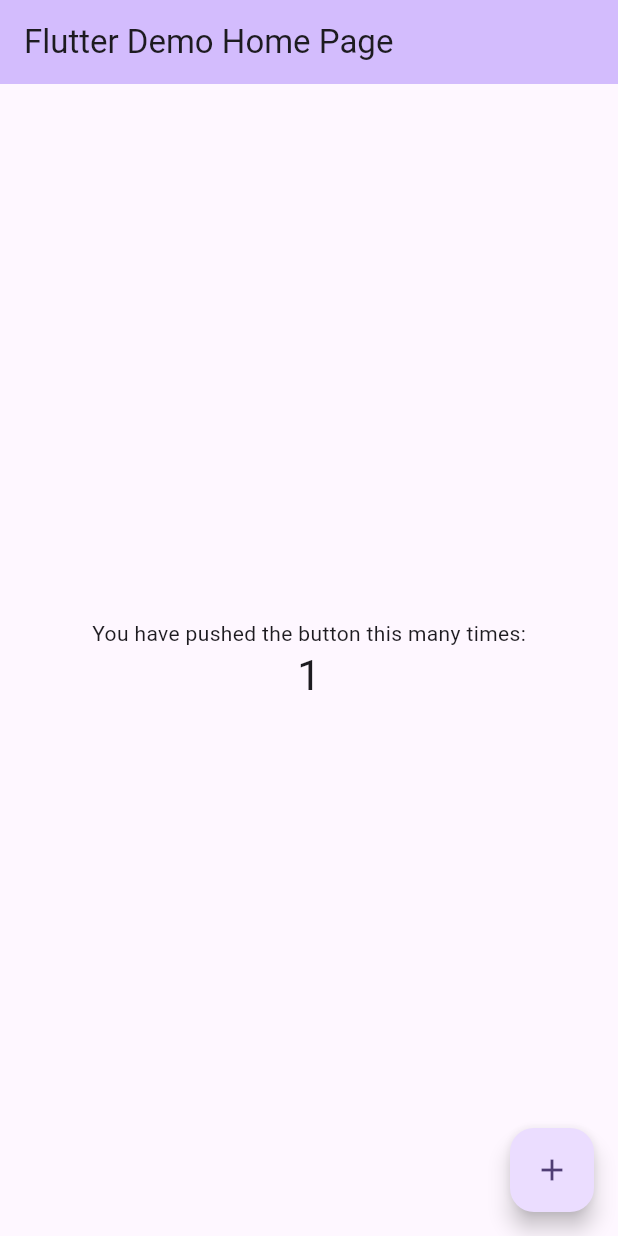
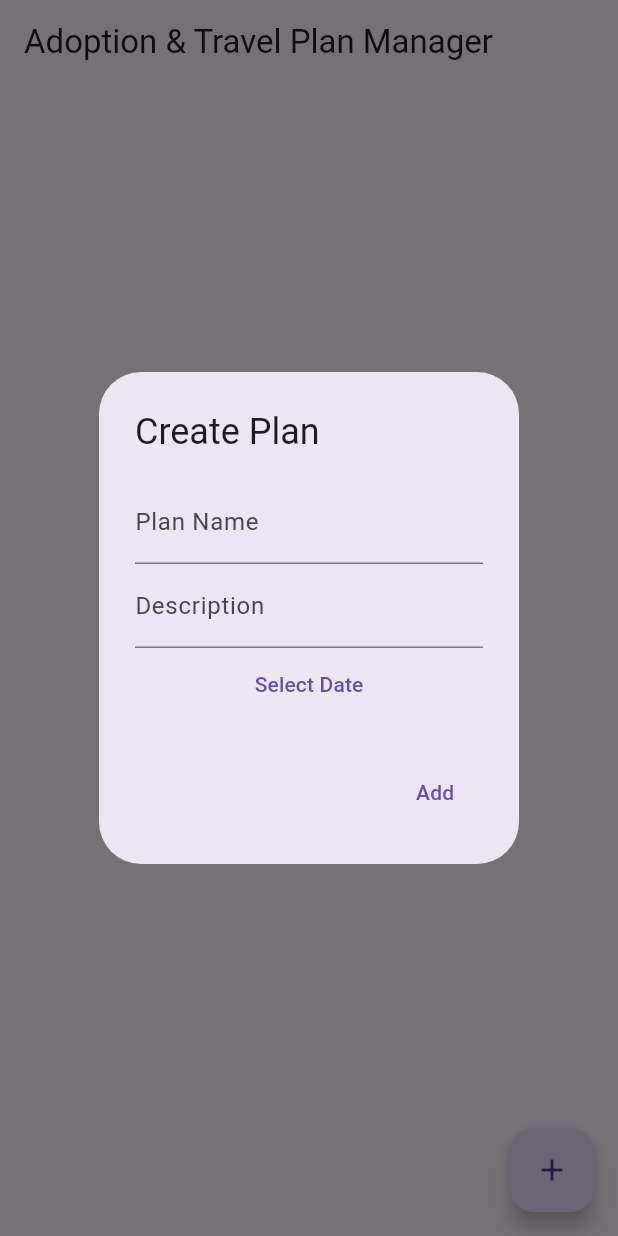
Before and after one commit to tle2209/adoption_travel_manager, a Flutter app: the screen it shows after launch, after a tap on the "add" icon, on a phone screen of 412 x 824 dp. Run offline on Flutter 3.47's test engine with Material 3 defaults, Android fonts, the light colour scheme and no system bars; our stand-ins replace flutter_slidable.

Commit message:
Added Plan model with UUID

```diff
--- a/lib/main.dart
+++ b/lib/main.dart
@@ -1,125 +1,17 @@
 import 'package:flutter/material.dart';
+import 'screens/plan_manager_screen.dart';
 
 void main() {
-  runApp(const MyApp());
+  runApp(MyApp());
 }
 
 class MyApp extends StatelessWidget {
-  const MyApp({super.key});
-
-  // This widget is the root of your application.
   @override
   Widget build(BuildContext context) {
     return MaterialApp(
-      title: 'Flutter Demo',
-      theme: ThemeData(
-        // This is the theme of your application.
-        //
-        // TRY THIS: Try running your application with "flutter run". You'll see
-        // the application has a purple toolbar. Then, without quitting the app,
-        // try changing the seedColor in the colorScheme below to Colors.green
-        // and then invoke "hot reload" (save your changes or press the "hot
-        // reload" button in a Flutter-supported IDE, or press "r" if you used
-        // the command line to start the app).
-        //
-        // Notice that the counter didn't reset back to zero; the application
-        // state is not lost during the reload. To reset the state, use hot
-        // restart instead.
-        //
-        // This works for code too, not just values: Most code changes can be
-        // tested with just a hot reload.
-        colorScheme: ColorScheme.fromSeed(seedColor: Colors.deepPurple),
-        useMaterial3: true,
-      ),
-      home: const MyHomePage(title: 'Flutter Demo Home Page'),
+      title: 'Adoption & Travel Plan Manager',
+      theme: ThemeData(primarySwatch: Colors.blue),
+      home: PlanManagerScreen(),
     );
   }
 }
-
-class MyHomePage extends StatefulWidget {
-  const MyHomePage({super.key, required this.title});
-
-  // This widget is the home page of your application. It is stateful, meaning
-  // that it has a State object (defined below) that contains fields that affect
-  // how it looks.
-
-  // This class is the configuration for the state. It holds the values (in this
-  // case the title) provided by the parent (in this case the App widget) and
-  // used by the build method of the State. Fields in a Widget subclass are
-  // always marked "final".
-
-  final String title;
-
-  @override
-  State<MyHomePage> createState() => _MyHomePageState();
-}
-
-class _MyHomePageState extends State<MyHomePage> {
-  int _counter = 0;
-
-  void _incrementCounter() {
-    setState(() {
-      // This call to setState tells the Flutter framework that something has
-      // changed in this State, which causes it to rerun the build method below
-      // so that the display can reflect the updated values. If we changed
-      // _counter without calling setState(), then the build method would not be
-      // called again, and so nothing would appear to happen.
-      _counter++;
-    });
-  }
-
-  @override
-  Widget build(BuildContext context) {
-    // This method is rerun every time setState is called, for instance as done
-    // by the _incrementCounter method above.
-    //
-    // The Flutter framework has been optimized to make rerunning build methods
-    // fast, so that you can just rebuild anything that needs updating rather
-    // than having to individually change instances of widgets.
-    return Scaffold(
-      appBar: AppBar(
-        // TRY THIS: Try changing the color here to a specific color (to
-        // Colors.amber, perhaps?) and trigger a hot reload to see the AppBar
-        // change color while the other colors stay the same.
-        backgroundColor: Theme.of(context).colorScheme.inversePrimary,
-        // Here we take the value from the MyHomePage object that was created by
-        // the App.build method, and use it to set our appbar title.
-        title: Text(widget.title),
-      ),
-      body: Center(
-        // Center is a layout widget. It takes a single child and positions it
-        // in the middle of the parent.
-        child: Column(
-          // Column is also a layout widget. It takes a list of children and
-          // arranges them vertically. By default, it sizes itself to fit its
-          // children horizontally, and tries to be as tall as its parent.
-          //
-          // Column has various properties to control how it sizes itself and
-          // how it positions its children. Here we use mainAxisAlignment to
-          // center the children vertically; the main axis here is the vertical
-          // axis because Columns are vertical (the cross axis would be
-          // horizontal).
-          //
-          // TRY THIS: Invoke "debug painting" (choose the "Toggle Debug Paint"
-          // action in the IDE, or press "p" in the console), to see the
-          // wireframe for each widget.
-          mainAxisAlignment: MainAxisAlignment.center,
-          children: <Widget>[
-            const Text(
-              'You have pushed the button this many times:',
-            ),
-            Text(
-              '$_counter',
-              style: Theme.of(context).textTheme.headlineMedium,
-            ),
-          ],
-        ),
-      ),
-      floatingActionButton: FloatingActionButton(
-        onPressed: _incrementCounter,
-        tooltip: 'Increment',
-        child: const Icon(Icons.add),
-      ), // This trailing comma makes auto-formatting nicer for build methods.
-    );
-  }
-}
--- /dev/null
+++ b/lib/models/plan.dart
@@ -0,0 +1,51 @@
+import 'package:uuid/uuid.dart';
+
+class Plan {
+  String id;
+  String name;
+  String description;
+  DateTime date;
+  bool isCompleted;
+
+  // Constructor
+  Plan({
+    required this.id,
+    required this.name,
+    required this.description,
+    required this.date,
+    this.isCompleted = false, // Default to incomplete
+  });
+
+  // Factory method to create a new Plan with a unique ID
+  factory Plan.create({required String name, required String description, required DateTime date}) {
+    return Plan(
+      id: Uuid().v4(), // Generate a unique ID
+      name: name,
+      description: description,
+      date: date,
+      isCompleted: false,
+    );
+  }
+
+  // Convert Plan object to a Map (for saving to local storage or database)
+  Map<String, dynamic> toJson() {
+    return {
+      'id': id,
+      'name': name,
+      'description': description,
+      'date': date.toIso8601String(),
+      'isCompleted': isCompleted,
+    };
+  }
+
+  // Convert a Map to a Plan object (for loading from storage)
+  factory Plan.fromJson(Map<String, dynamic> json) {
+    return Plan(
+      id: json['id'],
+      name: json['name'],
+      description: json['description'],
+      date: DateTime.parse(json['date']),
+      isCompleted: json['isCompleted'],
+    );
+  }
+}
--- /dev/null
+++ b/lib/screens/plan_manager_screen.dart
@@ -0,0 +1,183 @@
+import 'package:flutter/material.dart';
+import 'package:flutter_slidable/flutter_slidable.dart';
+import '../models/plan.dart';
+import 'package:uuid/uuid.dart'; // For unique IDs
+
+class PlanManagerScreen extends StatefulWidget {
+  @override
+  _PlanManagerScreenState createState() => _PlanManagerScreenState();
+}
+
+class _PlanManagerScreenState extends State<PlanManagerScreen> {
+  List<Plan> plans = [];
+
+  void addPlan(String name, String description, DateTime date) {
+    setState(() {
+      plans.add(Plan(
+        id: Uuid().v4(),
+        name: name,
+        description: description,
+        date: date,
+      ));
+    });
+  }
+
+  void updatePlan(String id, String newName, String newDescription) {
+    setState(() {
+      var plan = plans.firstWhere((plan) => plan.id == id);
+      plan.name = newName;
+      plan.description = newDescription;
+    });
+  }
+
+  void toggleComplete(String id) {
+    setState(() {
+      var plan = plans.firstWhere((plan) => plan.id == id);
+      plan.isCompleted = !plan.isCompleted;
+    });
+  }
+
+  void deletePlan(String id) {
+    setState(() {
+      plans.removeWhere((plan) => plan.id == id);
+    });
+  }
+
+  void showCreatePlanDialog() {
+    String name = '';
+    String description = '';
+    DateTime selectedDate = DateTime.now();
+
+    showDialog(
+      context: context,
+      builder: (context) {
+        return AlertDialog(
+          title: Text("Create Plan"),
+          content: Column(
+            mainAxisSize: MainAxisSize.min,
+            children: [
+              TextField(
+                decoration: InputDecoration(labelText: "Plan Name"),
+                onChanged: (value) => name = value,
+              ),
+              TextField(
+                decoration: InputDecoration(labelText: "Description"),
+                onChanged: (value) => description = value,
+              ),
+              TextButton(
+                onPressed: () async {
+                  final pickedDate = await showDatePicker(
+                    context: context,
+                    initialDate: selectedDate,
+                    firstDate: DateTime(2020),
+                    lastDate: DateTime(2030),
+                  );
+                  if (pickedDate != null) {
+                    setState(() {
+                      selectedDate = pickedDate;
+                    });
+                  }
+                },
+                child: Text("Select Date"),
+              ),
+            ],
+          ),
+          actions: [
+            TextButton(
+              onPressed: () {
+                addPlan(name, description, selectedDate);
+                Navigator.pop(context);
+              },
+              child: Text("Add"),
+            ),
+          ],
+        );
+      },
+    );
+  }
+
+  @override
+  Widget build(BuildContext context) {
+    return Scaffold(
+      appBar: AppBar(title: Text("Adoption & Travel Plan Manager")),
+      floatingActionButton: FloatingActionButton(
+        onPressed: showCreatePlanDialog,
+        child: Icon(Icons.add),
+      ),
+      body: ListView.builder(
+        itemCount: plans.length,
+        itemBuilder: (context, index) {
+          final plan = plans[index];
+          return Slidable(
+            key: ValueKey(plan.id),
+            endActionPane: ActionPane(
+              motion: ScrollMotion(),
+              children: [
+                SlidableAction(
+                  onPressed: (_) => toggleComplete(plan.id),
+                  backgroundColor: Colors.green,
+                  foregroundColor: Colors.white,
+                  icon: Icons.check,
+                  label: 'Complete',
+                ),
+                SlidableAction(
+                  onPressed: (_) => deletePlan(plan.id),
+                  backgroundColor: Colors.red,
+                  foregroundColor: Colors.white,
+                  icon: Icons.delete,
+                  label: 'Delete',
+                ),
+              ],
+            ),
+            child: ListTile(
+              title: Text(plan.name,
+                  style: TextStyle(
+                      decoration: plan.isCompleted
+                          ? TextDecoration.lineThrough
+                          : TextDecoration.none)),
+              subtitle: Text(plan.description),
+              onLongPress: () {
+                showDialog(
+                  context: context,
+                  builder: (context) {
+                    String newName = plan.name;
+                    String newDescription = plan.description;
+                    return AlertDialog(
+                      title: Text("Edit Plan"),
+                      content: Column(
+                        mainAxisSize: MainAxisSize.min,
+                        children: [
+                          TextField(
+                            decoration: InputDecoration(labelText: "Plan Name"),
+                            onChanged: (value) => newName = value,
+                            controller: TextEditingController(text: plan.name),
+                          ),
+                          TextField(
+                            decoration:
+                                InputDecoration(labelText: "Description"),
+                            onChanged: (value) => newDescription = value,
+                            controller:
+                                TextEditingController(text: plan.description),
+                          ),
+                        ],
+                      ),
+                      actions: [
+                        TextButton(
+                          onPressed: () {
+                            updatePlan(plan.id, newName, newDescription);
+                            Navigator.pop(context);
+                          },
+                          child: Text("Update"),
+                        ),
+                      ],
+                    );
+                  },
+                );
+              },
+            ),
+          );
+        },
+      ),
+    );
+  }
+}
```
Also changed, not shown: pubspec.yaml (+13 -10 lines).
